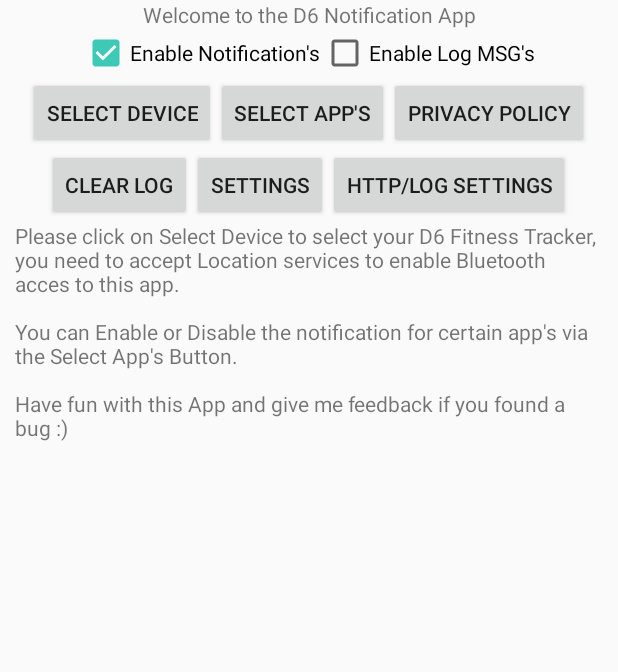
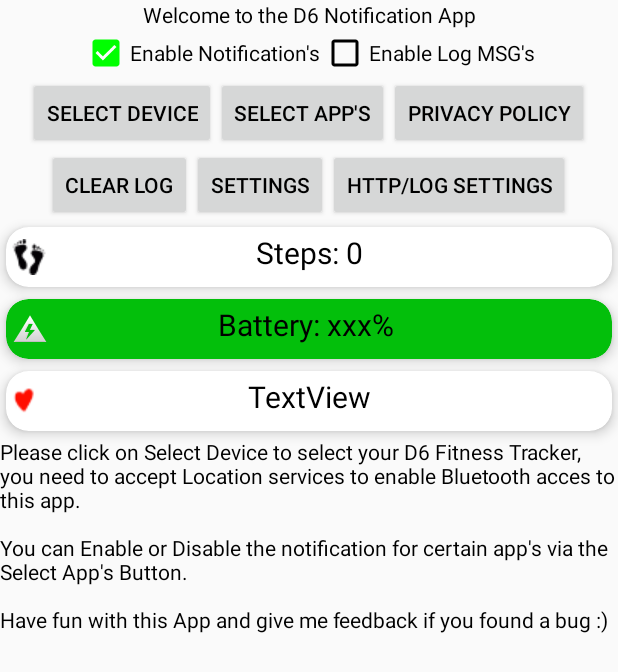
Before and after one commit to atc1441/D6Notification, an Android app: the screen it shows after launch (MainActivity), on a phone screen of 412 x 824 dp. Shown: the top 672 px of the screen. Run offline under Robolectric (Android 15) with nearby library versions, the phone set to English and light mode, and no system bars.

Commit message:
starting ui

```diff
--- a/app/src/main/java/com/atcnetz/de/notification/BLEservice.java
+++ b/app/src/main/java/com/atcnetz/de/notification/BLEservice.java
@@ -391,7 +391,7 @@ public class BLEservice extends Service {
 
     private void setNotify() {
         updateNitify((isConnected ? "Connected" : "Disconnected") + " - Steps: " + prefs.getString("Steps", "0") + " - Battery: " + prefs.getString("BatteryPercent", "xxx") + "% " + (prefs.getBoolean("isDebugEnabled", false) ? "- Last Answer: " + lastReceiveTime : ""));
-    }
+    } //TODO look here for step data
 
     private void setLastReceiveTime() {
         @SuppressLint("SimpleDateFormat") SimpleDateFormat sdf = new SimpleDateFormat("HH:mm");
--- a/app/src/main/java/com/atcnetz/de/notification/MainActivity.java
+++ b/app/src/main/java/com/atcnetz/de/notification/MainActivity.java
@@ -18,6 +18,7 @@ import android.text.TextUtils;
 import android.view.View;
 import android.widget.Button;
 import android.widget.CheckBox;
+import android.widget.ImageView;
 import android.widget.ScrollView;
 import android.widget.TextView;
 import androidx.localbroadcastmanager.content.LocalBroadcastManager;
@@ -40,6 +41,12 @@ public class MainActivity extends Activity implements View.OnClickListener {
     private BroadcastReceiver broadcastReceiver;
     private LocalBroadcastManager localBroadcastManager;
     TextView tvContent;
+    TextView tvHeartrate;
+    TextView tvSteps;
+    TextView tvTemp;
+    ImageView imageHeartrate;
+    ImageView imageSteps;
+    ImageView imageTemp;
     ScrollView scrollview;
     Button Button1;
     Button Button2;
@@ -117,6 +124,20 @@ public class MainActivity extends Activity implements View.OnClickListener {
                 startActivity(intent);
             }
         });
+
+        tvHeartrate = (TextView) findViewById(R.id.textViewHeartrateID);
+        // TODO add heartrate
+        tvSteps = (TextView) findViewById(R.id.textViewStepcountID);
+        tvSteps.setText("Steps: " + prefs.getString("Steps", "0"));
+        tvTemp = (TextView) findViewById(R.id.textViewTempID);
+        tvTemp.setText("Battery: " + prefs.getString("BatteryPercent", "xxx") + "% ");
+
+
+        imageHeartrate = (ImageView) findViewById(R.id.imageViewHeartrateID);
+        imageSteps = (ImageView) findViewById(R.id.imageViewStepsID);
+        imageTemp = (ImageView) findViewById(R.id.imageViewTempID);
+
+
         if (!isNotificationServiceEnabled()) {
             enableNotificationListenerAlertDialog = buildNotificationServiceAlertDialog();
             enableNotificationListenerAlertDialog.show();
--- a/app/src/main/res/layout/activity_main.xml
+++ b/app/src/main/res/layout/activity_main.xml
@@ -1,11 +1,10 @@
 <LinearLayout xmlns:android="http://schemas.android.com/apk/res/android"
+    xmlns:app="http://schemas.android.com/apk/res-auto"
     xmlns:tools="http://schemas.android.com/tools"
     android:layout_width="match_parent"
     android:layout_height="match_parent"
     android:orientation="vertical"
-    tools:context=".NofiticationPicker"
-    android:layout_marginLeft="10dp"
-    android:layout_marginRight="10dp">
+    tools:context=".NofiticationPicker">
 
     <TextView
         android:id="@+id/textView2"
@@ -13,6 +12,7 @@
         android:layout_width="match_parent"
         android:layout_height="wrap_content"
         android:text="Welcome to the D6 Notification App" />
+
     <LinearLayout
         android:layout_width="wrap_content"
         android:layout_height="wrap_content"
@@ -78,6 +78,97 @@
 
     </LinearLayout>
 
+    <androidx.cardview.widget.CardView
+        android:layout_width="match_parent"
+        android:layout_height="40dp"
+        android:layout_margin="4dp"
+        android:clickable="true"
+        android:clipToPadding="false"
+        android:paddingHorizontal="10dp"
+        app:cardBackgroundColor="#FFFFFF"
+        app:cardCornerRadius="15dp"
+        app:cardElevation="5dp"
+        app:cardMaxElevation="50dp"
+        app:contentPadding="3dp">
+
+        <ImageView
+            android:id="@+id/imageViewStepsID"
+            android:layout_width="wrap_content"
+            android:layout_height="match_parent"
+            android:layout_weight="1"
+            android:src="@drawable/human_footprint" />
+
+        <TextView
+            android:id="@+id/textViewStepcountID"
+            android:layout_width="match_parent"
+            android:layout_height="match_parent"
+            android:layout_weight="1"
+            android:text="TextView"
+            android:textAlignment="center"
+            android:textSize="20sp" />
+    </androidx.cardview.widget.CardView>
+
+    <androidx.cardview.widget.CardView
+        android:layout_width="match_parent"
+        android:layout_height="40dp"
+        android:layout_margin="4dp"
+        android:clickable="true"
+        android:clipToPadding="false"
+        app:cardBackgroundColor="#03BF0B"
+        app:cardCornerRadius="15dp"
+        app:cardElevation="5dp"
+        app:cardMaxElevation="50dp"
+        app:contentPadding="3dp">
+
+        <TextView
+            android:id="@+id/textViewTempID"
+            android:layout_width="match_parent"
+            android:layout_height="match_parent"
+            android:layout_weight="1"
+            android:text="TextView"
+            android:textAlignment="center"
+            android:textSize="20sp" />
+
+        <ImageView
+            android:id="@+id/imageViewTempID"
+            android:layout_width="wrap_content"
+            android:layout_height="match_parent"
+            android:layout_weight="1"
+            android:src="@android:drawable/ic_lock_idle_low_battery"
+            android:visibility="visible" />
+    </androidx.cardview.widget.CardView>
+
+    <androidx.cardview.widget.CardView
+        android:layout_width="match_parent"
+        android:layout_height="40dp"
+        android:layout_margin="4dp"
+        android:clickable="true"
+        android:clipToPadding="false"
+        app:cardBackgroundColor="#FFFFFF"
+        app:cardCornerRadius="15dp"
+        app:cardElevation="5dp"
+        app:cardMaxElevation="50dp"
+        app:contentPadding="3dp">
+
+        <ImageView
+            android:id="@+id/imageViewHeartrateID"
+            android:layout_width="wrap_content"
+            android:layout_height="match_parent"
+            android:layout_weight="1"
+            android:src="@drawable/heart"
+            android:visibility="visible" />
+
+        <TextView
+            android:id="@+id/textViewHeartrateID"
+            android:layout_width="match_parent"
+            android:layout_height="match_parent"
+            android:layout_weight="1"
+            android:text="TextView"
+            android:textAlignment="center"
+            android:textSize="20sp" />
+
+    </androidx.cardview.widget.CardView>
+
     <ScrollView
         android:id="@+id/scroll"
         android:layout_width="match_parent"
--- a/app/src/main/res/values/colors.xml
+++ b/app/src/main/res/values/colors.xml
@@ -2,5 +2,5 @@
 <resources>
     <color name="colorPrimary">#008577</color>
     <color name="colorPrimaryDark">#00574B</color>
-    <color name="colorAccent">#3EC8B6</color>
+    <color name="colorAccent">#00FF00</color>
 </resources>
--- a/app/src/main/res/values/styles.xml
+++ b/app/src/main/res/values/styles.xml
@@ -6,6 +6,19 @@
         <item name="colorPrimary">@color/colorPrimary</item>
         <item name="colorPrimaryDark">@color/colorPrimaryDark</item>
         <item name="colorAccent">@color/colorAccent</item>
+        <item name="android:editTextColor">#000000</item>
+        <item name="android:textColorPrimary">#000000</item>
+        <item name="android:textColorSecondary">#000000</item>
+        <item name="android:textColorTertiary">#000000</item>
+        <item name="android:textColorPrimaryInverse">#000000</item>
+        <item name="android:textColorSecondaryInverse">#000000</item>
+        <item name="android:textColorTertiaryInverse">#000000</item>
+        <item name="android:textColor">#000000</item>
+
+        <!--
+        <item name="android:colorBackground">#FFFF0000</item>
+
+        -->
     </style>
 
     <style name="AppTheme.NoActionBar">
```
Also changed, not shown: app/src/main/res/drawable/heart.png (added), app/src/main/res/drawable/human_footprint.png (added).
